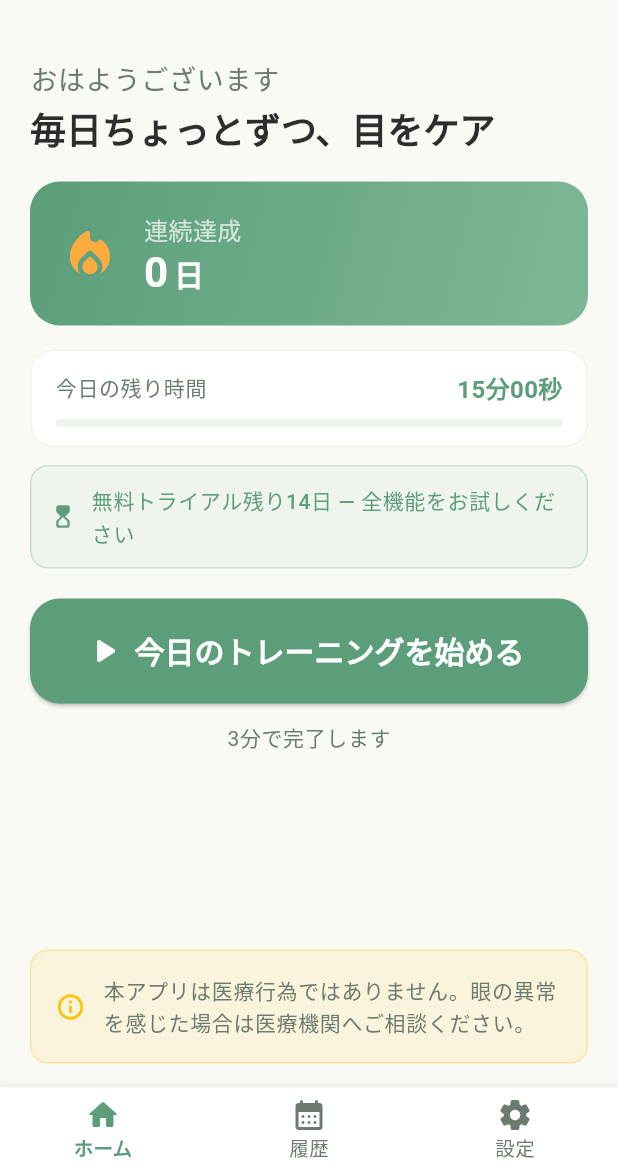
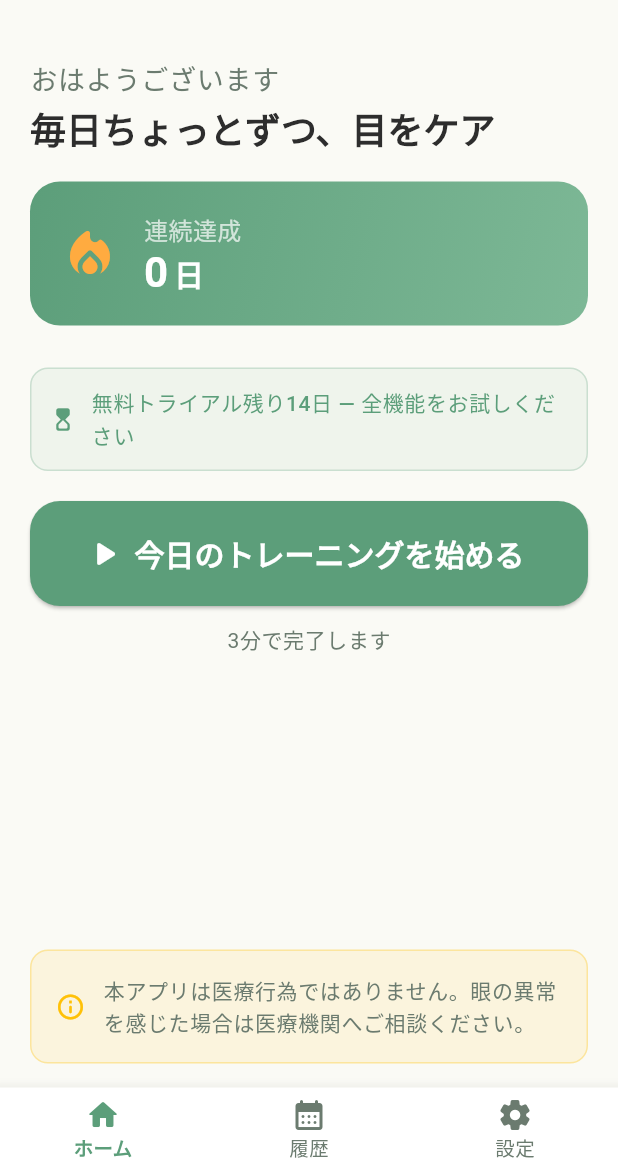
Before and after one commit to nakakei6439/focus-gym, a Flutter app: the screen it shows after launch, on a phone screen of 412 x 824 dp, the part 63-1236 px from its top. Run offline on Flutter 3.47's test engine with Material 3 defaults, Android fonts, the phone set to English and light mode, and no system bars; our stand-ins replace flutter_local_notifications, go_router, hive, hive_flutter, in_app_purchase, table_calendar and 1 more; accounts and stored records are empty.

Commit message:
feat: アプリアイコンを新デザインに更新 (#1)
* feat: アプリアイコンを新デザインに更新

- iOS: AppIcon.appiconset 全サイズ更新
- Android: mipmap / drawable 全解像度更新

Co-Authored-By: Claude Sonnet 4.6 <noreply@anthropic.com>

* docs: decisions.md に方針追記・focus_gym_dev_plan.md を追加

Co-Authored-By: Claude Sonnet 4.6 <noreply@anthropic.com>

* fix: 「今日の残り時間」表示を削除

- ホーム画面から _DailyLimitCard・_LimitReachedCard を削除
- トレーニング一覧から isLimitReached によるロックと _LimitBanner を削除
- DailyLimitService の UI 参照をすべて除去（サービス自体は保持）

Co-Authored-By: Claude Sonnet 4.6 <noreply@anthropic.com>

---------

Co-authored-by: Claude Sonnet 4.6 <noreply@anthropic.com>

```diff
--- a/lib/features/home/home_screen.dart
+++ b/lib/features/home/home_screen.dart
@@ -2,7 +2,6 @@ import 'package:flutter/material.dart';
 import 'package:go_router/go_router.dart';
 
 import '../../core/database/hive_service.dart';
-import '../../core/services/daily_limit_service.dart';
 import '../../core/services/purchase_service.dart';
 import '../../shared/theme/app_theme.dart';
 
@@ -15,7 +14,6 @@ class HomeScreen extends StatefulWidget {
 
 class _HomeScreenState extends State<HomeScreen> {
   final _db = HiveService.instance;
-  final _limit = DailyLimitService.instance;
   final _purchase = PurchaseService.instance;
 
   int get _streakDays => _db.getStreakDays();
@@ -59,16 +57,13 @@ class _HomeScreenState extends State<HomeScreen> {
                   style: Theme.of(context).textTheme.headlineLarge),
               const SizedBox(height: 20),
               _StreakCard(streakDays: _streakDays),
-              const SizedBox(height: 16),
-              _DailyLimitCard(limit: _limit),
               if (_purchase.isInTrial && !_purchase.isPurchased) ...[
+                const SizedBox(height: 16),
                 const SizedBox(height: 12),
                 _TrialCard(remainingDays: _purchase.trialRemainingDays),
               ],
               const SizedBox(height: 20),
-              if (_limit.isLimitReached)
-                _LimitReachedCard()
-              else if (_doneToday)
+              if (_doneToday)
                 _DoneCard()
               else
                 _StartButton(onTap: () => context.push('/training')),
@@ -146,61 +141,6 @@ class _StreakCard extends StatelessWidget {
                         ?.copyWith(color: Colors.white70)),
               ],
             ),
-        ],
-      ),
-    );
-  }
-}
-
-class _DailyLimitCard extends StatelessWidget {
-  final DailyLimitService limit;
-  const _DailyLimitCard({required this.limit});
-
-  @override
-  Widget build(BuildContext context) {
-    final remaining = limit.remainingSeconds;
-    final total = DailyLimitService.maxDailySeconds;
-    final progress = 1.0 - (remaining / total);
-    final color = limit.isWarning
-        ? Colors.orange
-        : limit.isLimitReached
-            ? Colors.red.shade300
-            : AppTheme.primary;
-
-    return Container(
-      padding: const EdgeInsets.symmetric(horizontal: 16, vertical: 12),
-      decoration: BoxDecoration(
-        color: Colors.white,
-        borderRadius: BorderRadius.circular(16),
-        border: Border.all(color: AppTheme.surface),
-      ),
-      child: Column(
-        crossAxisAlignment: CrossAxisAlignment.start,
-        children: [
-          Row(
-            mainAxisAlignment: MainAxisAlignment.spaceBetween,
-            children: [
-              Text('今日の残り時間',
-                  style: Theme.of(context).textTheme.bodySmall),
-              Text(
-                limit.isLimitReached ? '終了' : limit.remainingLabel,
-                style: Theme.of(context).textTheme.bodyMedium?.copyWith(
-                      color: color,
-                      fontWeight: FontWeight.w600,
-                    ),
-              ),
-            ],
-          ),
-          const SizedBox(height: 8),
-          ClipRRect(
-            borderRadius: BorderRadius.circular(4),
-            child: LinearProgressIndicator(
-              value: progress,
-              backgroundColor: AppTheme.surface,
-              valueColor: AlwaysStoppedAnimation(color),
-              minHeight: 6,
-            ),
-          ),
         ],
       ),
     );
@@ -303,39 +243,6 @@ class _DoneCard extends StatelessWidget {
   }
 }
 
-class _LimitReachedCard extends StatelessWidget {
-  @override
-  Widget build(BuildContext context) {
-    return Container(
-      width: double.infinity,
-      padding: const EdgeInsets.all(24),
-      decoration: BoxDecoration(
-        color: Colors.orange.withValues(alpha: 0.08),
-        borderRadius: BorderRadius.circular(20),
-        border: Border.all(color: Colors.orange.withValues(alpha: 0.3)),
-      ),
-      child: Column(
-        children: [
-          const Text('🌿', style: TextStyle(fontSize: 40)),
-          const SizedBox(height: 8),
-          Text('今日のトレーニングは終了です',
-              style: Theme.of(context)
-                  .textTheme
-                  .headlineSmall
-                  ?.copyWith(color: Colors.orange.shade700)),
-          const SizedBox(height: 4),
-          Text('目を休めることも大切なケアです。また明日！',
-              textAlign: TextAlign.center,
-              style: Theme.of(context)
-                  .textTheme
-                  .bodyMedium
-                  ?.copyWith(color: AppTheme.textSecondary)),
-        ],
-      ),
-    );
-  }
-}
-
 class _InfoBanner extends StatelessWidget {
   @override
   Widget build(BuildContext context) {
```
Also changed, not shown: lib/features/training/training_list_screen.dart (+1 -38 lines), icon.png, 34 other files.
